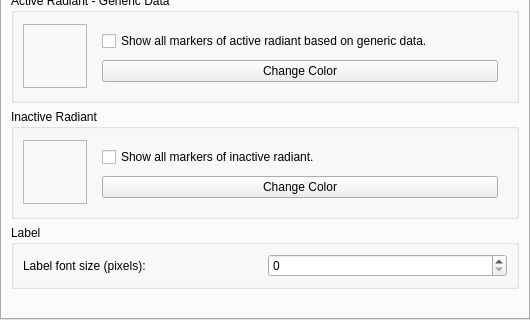
Before: the Qt Designer form plugins/MeteorShowers/src/gui/meteorShowerDialog.ui in 519984307/stellarium_src, drawn with Qt 5; both pictures show x 0 to 530 and y 183 to 503 of the 530 by 503 pixel window.
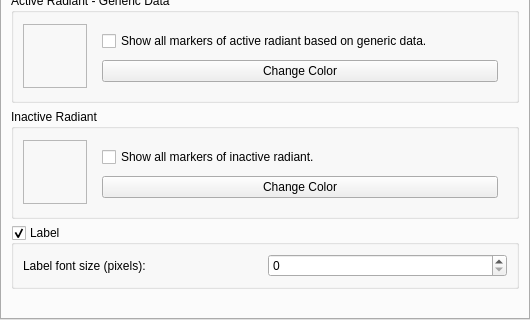
After: the same form once the commit is applied. Icons and pictures are not drawn. Custom widgets are drawn as their Qt base class.

Commit message: Add checkbox to enable/disable radiant label

What changed in the file:
```diff
--- a/plugins/MeteorShowers/src/gui/meteorShowerDialog.ui
+++ b/plugins/MeteorShowers/src/gui/meteorShowerDialog.ui
@@ -607,6 +607,12 @@
          <property name="title">
           <string>Label</string>
          </property>
+         <property name="flat">
+          <bool>true</bool>
+         </property>
+         <property name="checkable">
+          <bool>true</bool>
+         </property>
          <layout class="QGridLayout" name="gridLayout_5">
           <item row="0" column="0">
            <widget class="QLabel" name="label">
```
Left out of the diff: 2 changed lines with no effect on the pictures. The commit also changes 5 other files.
